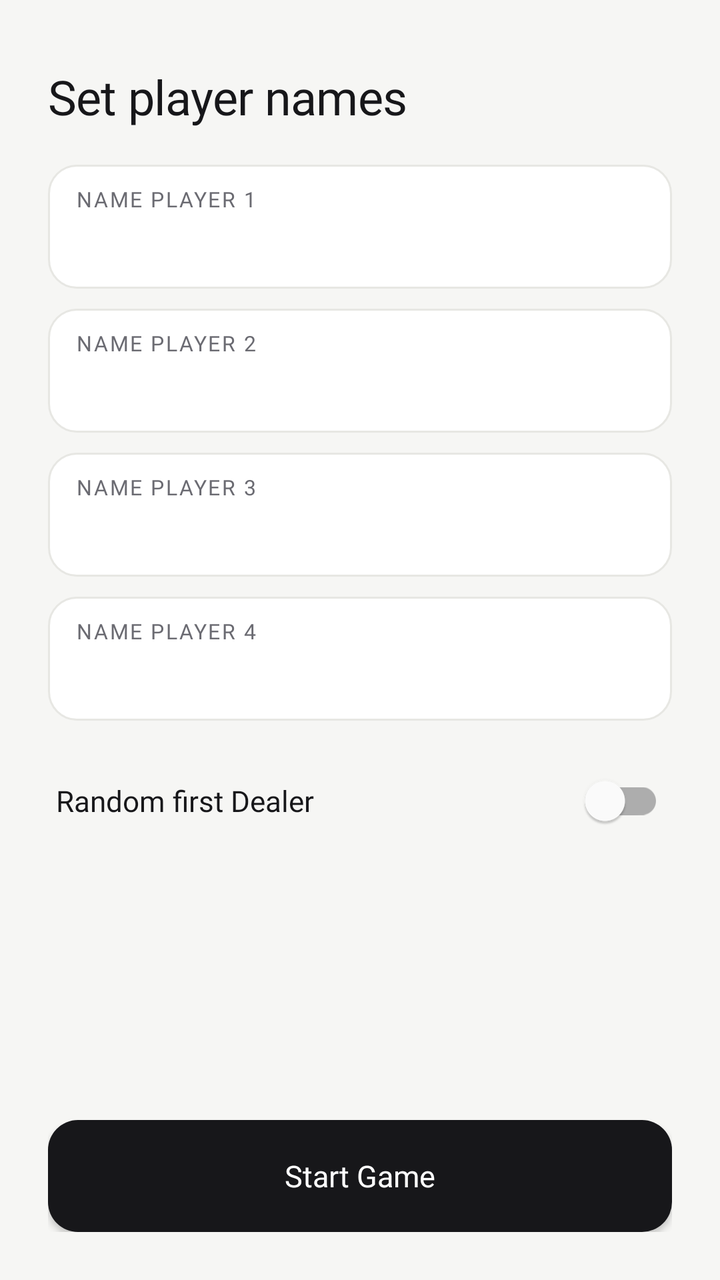
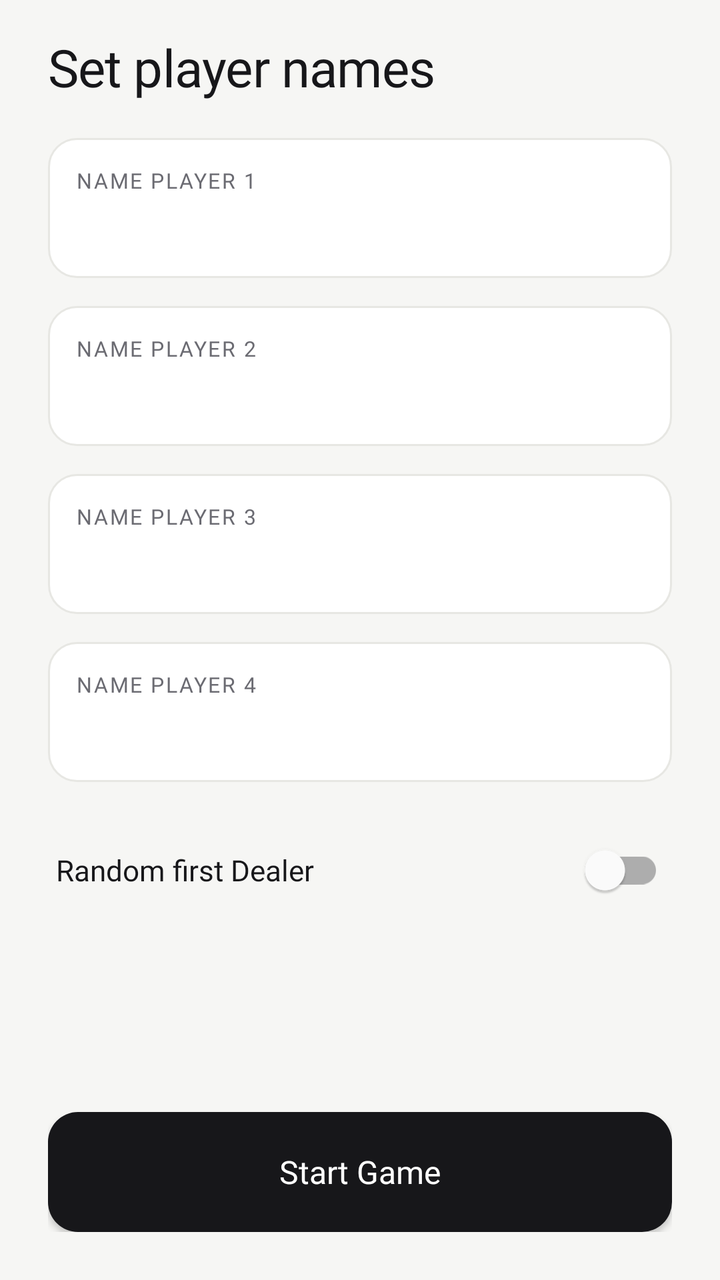

Two renders of the same Android screen: before a commit and after it. Below are the layout's source before the change and the commit's diff.
<!-- AndroidManifest.xml: application theme Theme.SpadesScore -->
<!-- res/layout/activity_player_names.xml -->
<?xml version="1.0" encoding="utf-8"?>
<LinearLayout xmlns:android="http://schemas.android.com/apk/res/android"
    xmlns:app="http://schemas.android.com/apk/res-auto"
    xmlns:tools="http://schemas.android.com/tools"
    android:layout_width="match_parent"
    android:layout_height="match_parent"
    android:orientation="vertical"
    android:background="?attr/appBg"
    android:paddingStart="24dp"
    android:paddingEnd="24dp"
    android:paddingTop="32dp"
    android:paddingBottom="24dp"
    tools:context=".PlayerNamesActivity">

    
    <TextView
        android:layout_width="match_parent"
        android:layout_height="wrap_content"
        android:text="@string/set_player_names"
        android:textAppearance="@style/TextAppearance.Spades.ScreenTitle"
        android:layout_marginBottom="18dp" />

    
    <LinearLayout
        android:id="@+id/player1_card"
        android:layout_width="match_parent"
        android:layout_height="wrap_content"
        android:orientation="vertical"
        android:background="@drawable/bg_field"
        android:paddingStart="14dp"
        android:paddingEnd="14dp"
        android:paddingTop="10dp"
        android:paddingBottom="10dp"
        android:layout_marginBottom="10dp">

        <TextView
            android:layout_width="wrap_content"
            android:layout_height="wrap_content"
            android:text="@string/player1_name"
            android:textAppearance="@style/TextAppearance.Spades.Label"
            android:layout_marginBottom="2dp" />

        <EditText
            android:id="@+id/player1_name_input"
            android:layout_width="match_parent"
            android:layout_height="wrap_content"
            android:fontFamily="@font/space_grotesk_medium"
            android:textSize="16sp"
            android:textColor="?attr/appInk"
            android:textColorHint="?attr/appMuted"
            android:background="@null"
            android:inputType="textPersonName"
            android:maxLines="1"
            android:imeOptions="actionNext"
            android:paddingTop="2dp"
            android:paddingBottom="2dp" />
    </LinearLayout>

    
    <LinearLayout
        android:id="@+id/player2_card"
        android:layout_width="match_parent"
        android:layout_height="wrap_content"
        android:orientation="vertical"
        android:background="@drawable/bg_field"
        android:paddingStart="14dp"
        android:paddingEnd="14dp"
        android:paddingTop="10dp"
        android:paddingBottom="10dp"
        android:layout_marginBottom="10dp">

        <TextView
            android:layout_width="wrap_content"
            android:layout_height="wrap_content"
            android:text="@string/player2_name"
            android:textAppearance="@style/TextAppearance.Spades.Label"
            android:layout_marginBottom="2dp" />

        <EditText
            android:id="@+id/player2_name_input"
            android:layout_width="match_parent"
            android:layout_height="wrap_content"
            android:fontFamily="@font/space_grotesk_medium"
            android:textSize="16sp"
            android:textColor="?attr/appInk"
            android:textColorHint="?attr/appMuted"
            android:background="@null"
            android:inputType="textPersonName"
            android:maxLines="1"
            android:imeOptions="actionNext"
            android:paddingTop="2dp"
            android:paddingBottom="2dp" />
    </LinearLayout>

    
    <LinearLayout
        android:id="@+id/player3_card"
        android:layout_width="match_parent"
        android:layout_height="wrap_content"
        android:orientation="vertical"
        android:background="@drawable/bg_field"
        android:paddingStart="14dp"
        android:paddingEnd="14dp"
        android:paddingTop="10dp"
        android:paddingBottom="10dp"
        android:layout_marginBottom="10dp">

        <TextView
            android:layout_width="wrap_content"
            android:layout_height="wrap_content"
            android:text="@string/player3_name"
            android:textAppearance="@style/TextAppearance.Spades.Label"
            android:layout_marginBottom="2dp" />

        <EditText
            android:id="@+id/player3_name_input"
            android:layout_width="match_parent"
            android:layout_height="wrap_content"
            android:fontFamily="@font/space_grotesk_medium"
            android:textSize="16sp"
            android:textColor="?attr/appInk"
            android:textColorHint="?attr/appMuted"
            android:background="@null"
            android:inputType="textPersonName"
            android:maxLines="1"
            android:imeOptions="actionNext"
            android:paddingTop="2dp"
            android:paddingBottom="2dp" />
    </LinearLayout>

    
    <LinearLayout
        android:id="@+id/player4_card"
        android:layout_width="match_parent"
        android:layout_height="wrap_content"
        android:orientation="vertical"
        android:background="@drawable/bg_field"
        android:paddingStart="14dp"
        android:paddingEnd="14dp"
        android:paddingTop="10dp"
        android:paddingBottom="10dp"
        android:layout_marginBottom="10dp">

        <TextView
            android:layout_width="wrap_content"
            android:layout_height="wrap_content"
            android:text="@string/player4_name"
            android:textAppearance="@style/TextAppearance.Spades.Label"
            android:layout_marginBottom="2dp" />

        <EditText
            android:id="@+id/player4_name_input"
            android:layout_width="match_parent"
            android:layout_height="wrap_content"
            android:fontFamily="@font/space_grotesk_medium"
            android:textSize="16sp"
            android:textColor="?attr/appInk"
            android:textColorHint="?attr/appMuted"
            android:background="@null"
            android:inputType="textPersonName"
            android:maxLines="1"
            android:imeOptions="actionDone"
            android:paddingTop="2dp"
            android:paddingBottom="2dp" />
    </LinearLayout>

    
    <LinearLayout
        android:layout_width="match_parent"
        android:layout_height="wrap_content"
        android:orientation="horizontal"
        android:gravity="center_vertical"
        android:paddingStart="4dp"
        android:paddingEnd="4dp"
        android:paddingTop="6dp"
        android:paddingBottom="6dp">

        <TextView
            android:layout_width="0dp"
            android:layout_height="wrap_content"
            android:layout_weight="1"
            android:text="@string/random_first_dealer"
            android:fontFamily="@font/space_grotesk_medium"
            android:textSize="14.5sp"
            android:textColor="?attr/appInk" />

        <com.google.android.material.switchmaterial.SwitchMaterial
            android:id="@+id/random_dealer_checkBox"
            android:layout_width="wrap_content"
            android:layout_height="wrap_content" />

    </LinearLayout>

    
    <Space
        android:layout_width="match_parent"
        android:layout_height="0dp"
        android:layout_weight="1" />

    
    <Button
        android:id="@+id/start_game_button"
        android:layout_width="match_parent"
        android:layout_height="56dp"
        android:background="@drawable/bg_cta"
        android:backgroundTint="@null"
        android:text="@string/next"
        android:textColor="?attr/appCtaFg"
        android:fontFamily="@font/space_grotesk_semibold"
        android:textSize="15sp"
        android:textAllCaps="false"
        app:backgroundTint="@null" />

</LinearLayout>
<!-- resources referenced by this layout -->
<resources>
  <!-- drawable bg_cta (drawable) -->
  <?xml version="1.0" encoding="utf-8"?>
  <shape xmlns:android="http://schemas.android.com/apk/res/android" android:shape="rectangle">
      <solid android:color="?attr/appCtaBg" />
      <corners android:radius="15dp" />
  </shape>
  <!-- drawable bg_field (drawable) -->
  <?xml version="1.0" encoding="utf-8"?>
  <shape xmlns:android="http://schemas.android.com/apk/res/android" android:shape="rectangle">
      <solid android:color="?attr/appSurface" />
      <corners android:radius="14dp" />
      <stroke android:width="1dp" android:color="?attr/appLine" />
  </shape>
  <string name="next">Start Game</string>
  <string name="player1_name">Name Player 1</string>
  <string name="player2_name">Name Player 2</string>
  <string name="player3_name">Name Player 3</string>
  <string name="player4_name">Name Player 4</string>
  <string name="random_first_dealer">Random first Dealer</string>
  <string name="set_player_names">Set player names</string>
  <style name="TextAppearance.Spades.Label" parent="">
          <item name="android:fontFamily">@font/inter_bold</item>
          <item name="android:textSize">10.5sp</item>
          <item name="android:textAllCaps">true</item>
          <item name="android:letterSpacing">0.08</item>
          <item name="android:textColor">?attr/appMuted</item>
      </style>
  <style name="TextAppearance.Spades.ScreenTitle" parent="">
          <item name="android:fontFamily">@font/space_grotesk_bold</item>
          <item name="android:textSize">24sp</item>
          <item name="android:letterSpacing">-0.01</item>
          <item name="android:textColor">?attr/appInk</item>
      </style>
  <color name="cyan2">#448D76</color>
  <color name="cyan3">#79BEA8</color>
  <color name="white">#FFFFFFFF</color>
  <color name="teal_200">#FF03DAC5</color>
  <color name="teal_700">#FF018786</color>
  <color name="black">#FF000000</color>
  <color name="bg">#F6F6F4</color>
  <color name="surface">#FFFFFF</color>
  <color name="ink">#17171A</color>
  <color name="muted">#6B6B72</color>
  <color name="accent">#4F46E5</color>
  <color name="line">#E7E7E3</color>
  <color name="track">#E7E7E3</color>
  <color name="step_bg">#F1F1EF</color>
  <color name="chip_bg">#EEEDFB</color>
  <color name="cta_bg">#17171A</color>
  <color name="cta_fg">#FFFFFF</color>
  <color name="on_accent">#FFFFFF</color>
  <color name="spade">#17171A</color>
  <color name="ring">#244F46E5</color>
  <color name="hit_bg">#0F4F46E5</color>
  <color name="warn">#C0392B</color>
  <color name="warn_bg">#1AC0392B</color>
  <!-- unchanged entries left out for length: 1 -->
</resources>

<!-- the commit's change to res/layout/activity_player_names.xml (unified diff, before → after) -->
@@ -8,7 +8,7 @@
     android:background="?attr/appBg"
     android:paddingStart="24dp"
     android:paddingEnd="24dp"
-    android:paddingTop="32dp"
+    android:paddingTop="16dp"
     android:paddingBottom="24dp"
     tools:context=".PlayerNamesActivity">
 
@@ -18,6 +18,7 @@
         android:layout_height="wrap_content"
         android:text="@string/set_player_names"
         android:textAppearance="@style/TextAppearance.Spades.ScreenTitle"
+        android:textSize="26sp"
         android:layout_marginBottom="18dp" />
 
     
@@ -29,9 +30,9 @@
         android:background="@drawable/bg_field"
         android:paddingStart="14dp"
         android:paddingEnd="14dp"
-        android:paddingTop="10dp"
-        android:paddingBottom="10dp"
-        android:layout_marginBottom="10dp">
+        android:paddingTop="14dp"
+        android:paddingBottom="14dp"
+        android:layout_marginBottom="14dp">
 
         <TextView
             android:layout_width="wrap_content"
@@ -65,9 +66,9 @@
         android:background="@drawable/bg_field"
         android:paddingStart="14dp"
         android:paddingEnd="14dp"
-        android:paddingTop="10dp"
-        android:paddingBottom="10dp"
-        android:layout_marginBottom="10dp">
+        android:paddingTop="14dp"
+        android:paddingBottom="14dp"
+        android:layout_marginBottom="14dp">
 
         <TextView
             android:layout_width="wrap_content"
@@ -101,9 +102,9 @@
         android:background="@drawable/bg_field"
         android:paddingStart="14dp"
         android:paddingEnd="14dp"
-        android:paddingTop="10dp"
-        android:paddingBottom="10dp"
-        android:layout_marginBottom="10dp">
+        android:paddingTop="14dp"
+        android:paddingBottom="14dp"
+        android:layout_marginBottom="14dp">
 
         <TextView
             android:layout_width="wrap_content"
@@ -137,9 +138,9 @@
         android:background="@drawable/bg_field"
         android:paddingStart="14dp"
         android:paddingEnd="14dp"
-        android:paddingTop="10dp"
-        android:paddingBottom="10dp"
-        android:layout_marginBottom="10dp">
+        android:paddingTop="14dp"
+        android:paddingBottom="14dp"
+        android:layout_marginBottom="14dp">
 
         <TextView
             android:layout_width="wrap_content"
@@ -201,13 +202,13 @@
     <Button
         android:id="@+id/start_game_button"
         android:layout_width="match_parent"
-        android:layout_height="56dp"
+        android:layout_height="60dp"
         android:background="@drawable/bg_cta"
         android:backgroundTint="@null"
         android:text="@string/next"
         android:textColor="?attr/appCtaFg"
         android:fontFamily="@font/space_grotesk_semibold"
-        android:textSize="15sp"
+        android:textSize="16sp"
         android:textAllCaps="false"
         app:backgroundTint="@null" />
 
